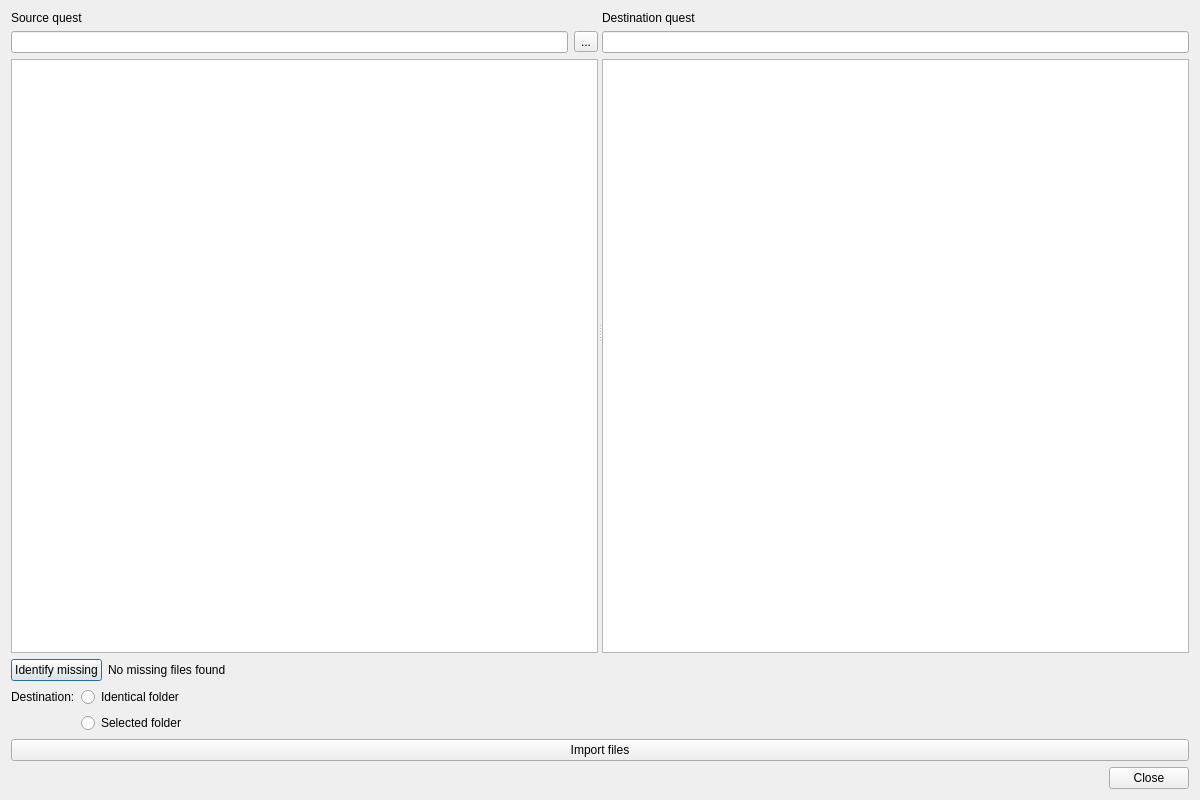
This is src/widgets/import_dialog.ui in Kangie/solarus as Qt 5 draws it before an edit. The edited form follows.
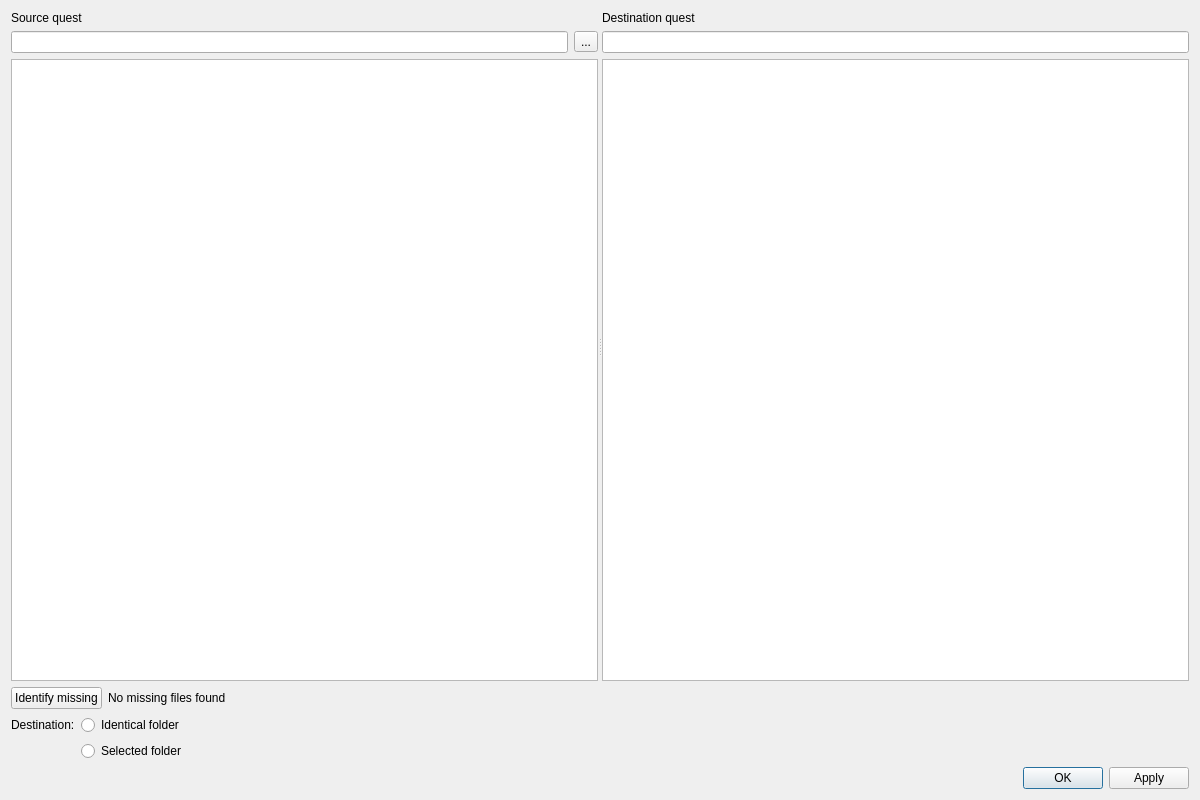
This is the edited form. Icons and pictures are not drawn. Custom widgets are drawn as their Qt base class.

Commit message: Make import UI more standard

What changed in the file:
```diff
--- a/src/widgets/import_dialog.ui
+++ b/src/widgets/import_dialog.ui
@@ -140,27 +140,13 @@
      </item>
     </layout>
    </item>
-   <item>
-    <widget class="QPushButton" name="import_button">
-     <property name="text">
-      <string>Import files</string>
-     </property>
-     <property name="icon">
-      <iconset resource="../../resources/images.qrc">
-       <normaloff>:/images/icon_next.png</normaloff>:/images/icon_next.png</iconset>
-     </property>
-     <property name="flat">
-      <bool>false</bool>
-     </property>
-    </widget>
-   </item>
    <item>
     <widget class="QDialogButtonBox" name="button_box">
      <property name="orientation">
       <enum>Qt::Horizontal</enum>
      </property>
      <property name="standardButtons">
-      <set>QDialogButtonBox::Close</set>
+      <set>QDialogButtonBox::Apply|QDialogButtonBox::Ok</set>
      </property>
     </widget>
    </item>
```
The commit also changes 1 other file.
